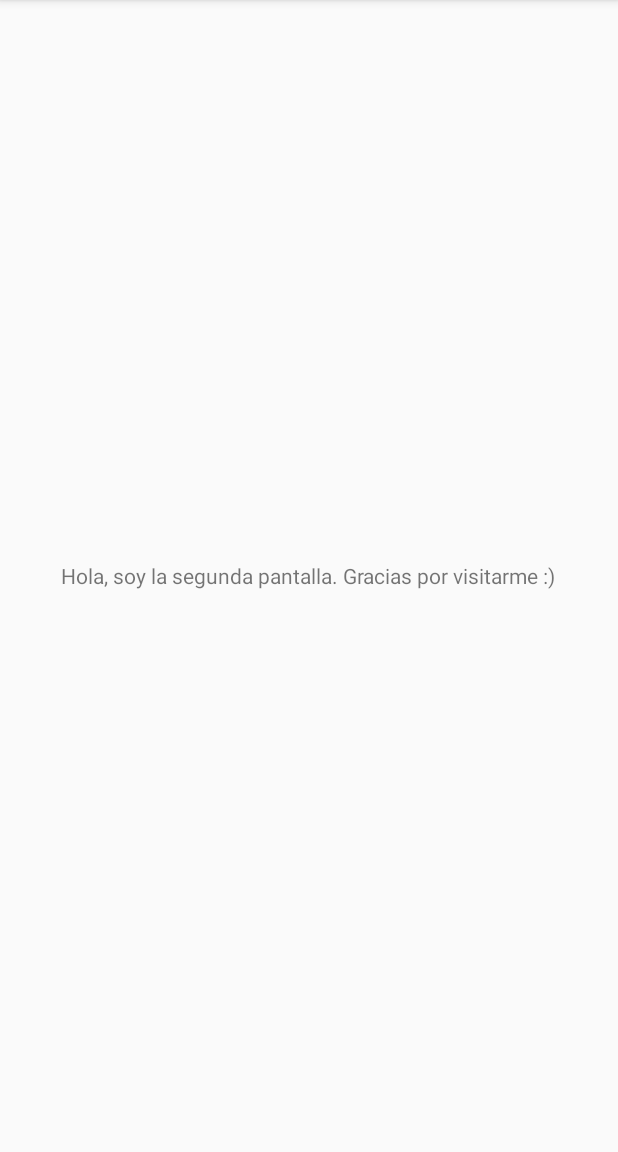
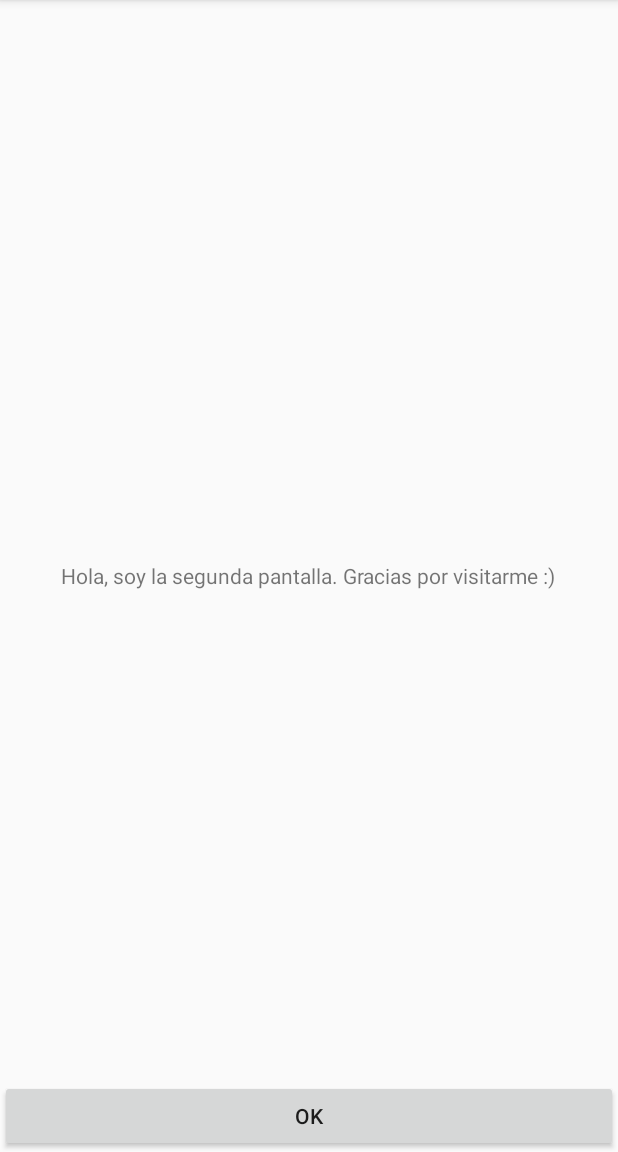
Before and after one commit to JuanAntonioRomero/introduccion-a-android, an Android app: the AnotherActivity screen opened directly, with no data from a screen before it, on a phone screen of 412 x 824 dp, the part 84-1236 px from its top. Run offline under Robolectric (Android 15) with nearby library versions, the phone set to English and light mode, and no system bars.

Commit message:
Add onActivityResult

```diff
--- a/app/src/main/java/com/example/everis/android/introduccionaandroid/AnotherActivity.java
+++ b/app/src/main/java/com/example/everis/android/introduccionaandroid/AnotherActivity.java
@@ -2,6 +2,7 @@ package com.example.everis.android.introduccionaandroid;
 
 import android.app.Activity;
 import android.os.Bundle;
+import android.view.View;
 
 public class AnotherActivity extends Activity {
 
@@ -9,5 +10,15 @@ public class AnotherActivity extends Activity {
     protected void onCreate(Bundle savedInstanceState) {
         super.onCreate(savedInstanceState);
         setContentView(R.layout.activity_another);
+
+        setResult(Activity.RESULT_CANCELED);
+
+        findViewById(R.id.button).setOnClickListener(new View.OnClickListener() {
+            @Override
+            public void onClick(View view) {
+                setResult(Activity.RESULT_OK);
+                finish();
+            }
+        });
     }
 }
--- a/app/src/main/res/layout/activity_another.xml
+++ b/app/src/main/res/layout/activity_another.xml
@@ -11,4 +11,11 @@
         android:gravity="center"
         android:text="@string/second_screen_title" />
 
+    <Button
+        android:id="@+id/button"
+        android:layout_width="match_parent"
+        android:layout_height="wrap_content"
+        android:layout_gravity="bottom"
+        android:text="@android:string/ok" />
+
 </FrameLayout>
--- a/app/src/main/res/values/strings.xml
+++ b/app/src/main/res/values/strings.xml
@@ -5,6 +5,7 @@
     <string name="text_right">Este texto está alineado a la derecha, con un margen vertical de 200dp</string>
     <string name="button_title">Cambiar</string>
     <string name="change_screen">Cambiar de pantalla</string>
+    <string name="phone_call">Llamar por teléfono</string>
     <string name="text_center_alt">Este texto sigue estando centrado, pero tiene un texto distinto</string>
     <string name="second_screen_title">Hola, soy la segunda pantalla. Gracias por visitarme :)</string>
 </resources>
```
Also changed, not shown: app/src/main/java/com/example/everis/android/introduccionaandroid/MainActivity.java (+34 -6 lines), app/src/main/res/layout/activity_main.xml (+8 -1 lines).
